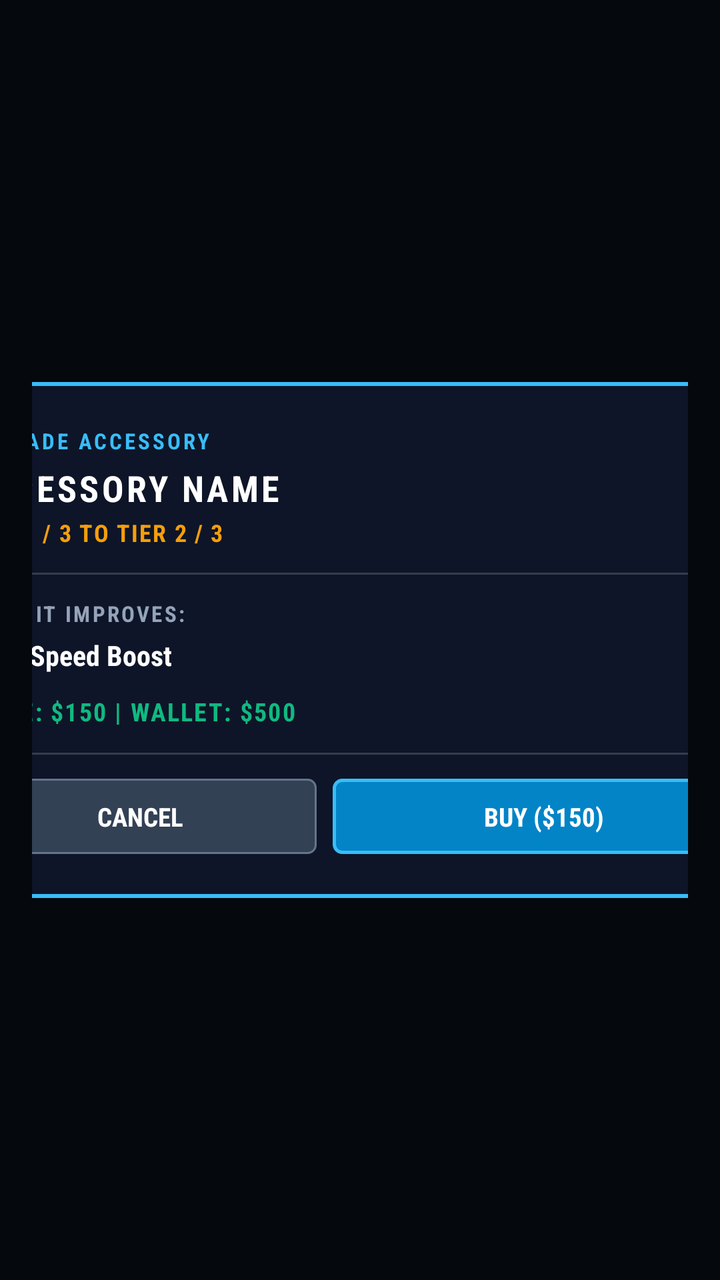
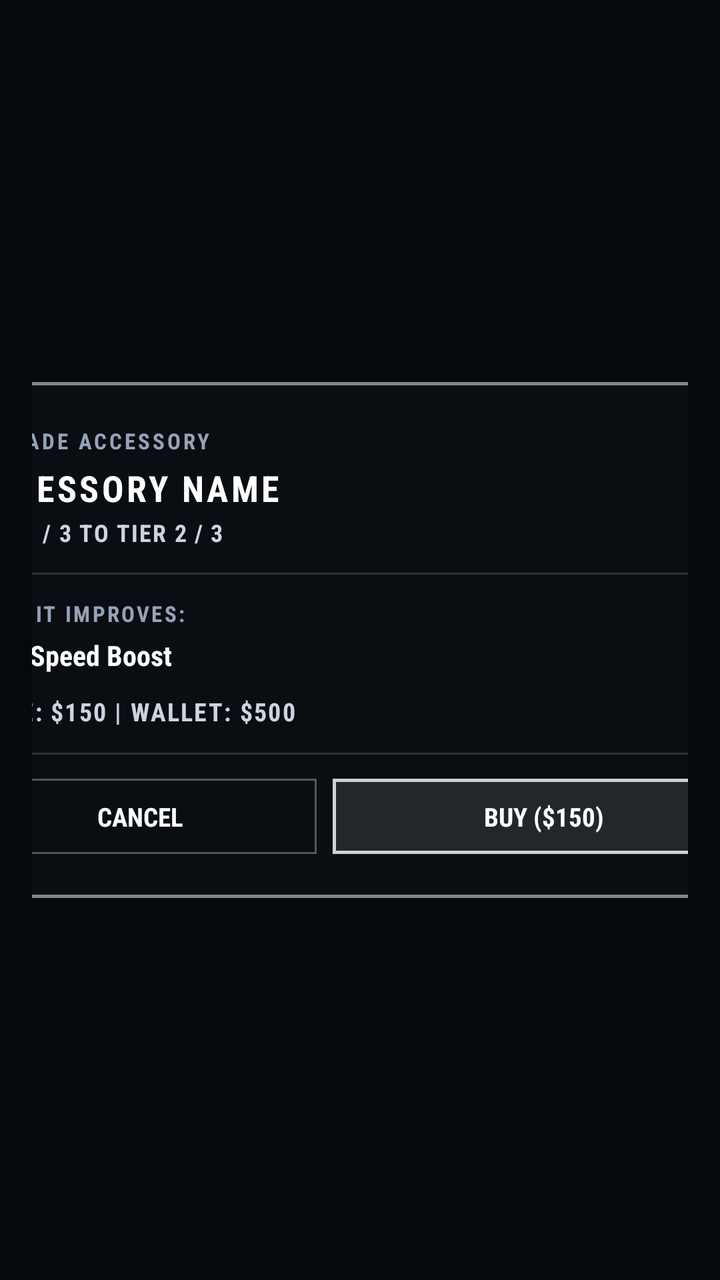

Two renders of the same Android screen: before a commit and after it. Below are the layout's source before the change and the commit's diff.
<!-- AndroidManifest.xml: application theme Theme.NightRider.FullScreen -->
<!-- res/layout/dialog_upgrade_pop_up.xml -->
<?xml version="1.0" encoding="utf-8"?>
<LinearLayout
    xmlns:android="http://schemas.android.com/apk/res/android"
    android:layout_width="match_parent"
    android:layout_height="wrap_content"
    android:gravity="center"
    android:padding="16dp">

    <LinearLayout
        android:layout_width="440dp"
        android:layout_height="wrap_content"
        android:orientation="vertical"
        android:background="@drawable/bg_dialog_theme"
        android:padding="22dp">

        
        <TextView
            android:id="@+id/tv_popup_tag"
            android:layout_width="wrap_content"
            android:layout_height="wrap_content"
            android:text="UPGRADE ACCESSORY"
            android:textColor="#38BDF8"
            android:textSize="11sp"
            android:textStyle="bold"
            android:fontFamily="sans-serif-condensed"
            android:letterSpacing="0.12" />

        
        <TextView
            android:id="@+id/tv_popup_part_name"
            android:layout_width="wrap_content"
            android:layout_height="wrap_content"
            android:text="ACCESSORY NAME"
            android:textColor="#FFFFFF"
            android:textSize="18sp"
            android:textStyle="bold"
            android:fontFamily="sans-serif-condensed"
            android:letterSpacing="0.08"
            android:layout_marginTop="4dp" />

        
        <TextView
            android:id="@+id/tv_popup_tier"
            android:layout_width="wrap_content"
            android:layout_height="wrap_content"
            android:text="TIER 1 / 3 TO TIER 2 / 3"
            android:textColor="#F59E0B"
            android:textSize="12sp"
            android:textStyle="bold"
            android:fontFamily="sans-serif-condensed"
            android:letterSpacing="0.06"
            android:layout_marginTop="2dp" />

        
        <View
            android:layout_width="match_parent"
            android:layout_height="1dp"
            android:background="#33CBD5E1"
            android:layout_marginVertical="12dp" />

        
        <TextView
            android:layout_width="wrap_content"
            android:layout_height="wrap_content"
            android:text="WHAT IT IMPROVES:"
            android:textColor="#94A3B8"
            android:textSize="11sp"
            android:textStyle="bold"
            android:fontFamily="sans-serif-condensed"
            android:letterSpacing="0.10" />

        <TextView
            android:id="@+id/tv_popup_benefit"
            android:layout_width="match_parent"
            android:layout_height="wrap_content"
            android:text="+12% Speed Boost"
            android:textColor="#FFFFFF"
            android:textSize="14sp"
            android:textStyle="bold"
            android:fontFamily="sans-serif-condensed"
            android:layout_marginTop="4dp"
            android:layout_marginBottom="10dp" />

        
        <TextView
            android:id="@+id/tv_popup_cost_wallet"
            android:layout_width="wrap_content"
            android:layout_height="wrap_content"
            android:text="PRICE: $150 | WALLET: $500"
            android:textColor="#10B981"
            android:textSize="12.5sp"
            android:textStyle="bold"
            android:fontFamily="sans-serif-condensed"
            android:letterSpacing="0.06" />

        
        <View
            android:layout_width="match_parent"
            android:layout_height="1dp"
            android:background="#33CBD5E1"
            android:layout_marginVertical="12dp" />

        
        <LinearLayout
            android:layout_width="match_parent"
            android:layout_height="wrap_content"
            android:orientation="horizontal"
            android:gravity="center_vertical">

            <TextView
                android:id="@+id/btn_popup_cancel"
                android:layout_width="0dp"
                android:layout_height="wrap_content"
                android:layout_weight="1"
                android:text="CANCEL"
                android:textColor="#FFFFFF"
                android:textSize="13sp"
                android:textStyle="bold"
                android:fontFamily="sans-serif-condensed"
                android:gravity="center"
                android:paddingVertical="10dp"
                android:layout_marginEnd="8dp"
                android:background="@drawable/bg_btn_dialog_cancel"
                android:clickable="true"
                android:focusable="true" />

            <TextView
                android:id="@+id/btn_popup_buy"
                android:layout_width="0dp"
                android:layout_height="wrap_content"
                android:layout_weight="1.2"
                android:text="BUY ($150)"
                android:textColor="#FFFFFF"
                android:textSize="13sp"
                android:textStyle="bold"
                android:fontFamily="sans-serif-condensed"
                android:gravity="center"
                android:paddingVertical="10dp"
                android:background="@drawable/bg_btn_dialog_buy"
                android:clickable="true"
                android:focusable="true" />

        </LinearLayout>

    </LinearLayout>

</LinearLayout>
<!-- resources referenced by this layout -->
<resources>
  <!-- drawable bg_btn_dialog_buy (drawable) -->
  <?xml version="1.0" encoding="utf-8"?>
  <selector xmlns:android="http://schemas.android.com/apk/res/android">
      <item android:state_pressed="true">
          <shape android:shape="rectangle">
              <solid android:color="#FF0369A1" />
              <stroke android:width="1.5dp" android:color="#FF7DD3FC" />
              <corners android:radius="4dp" />
          </shape>
      </item>
      <item>
          <shape android:shape="rectangle">
              <solid android:color="#FF0284C7" />
              <stroke android:width="1.5dp" android:color="#FF38BDF8" />
              <corners android:radius="4dp" />
          </shape>
      </item>
  </selector>
  <!-- drawable bg_btn_dialog_cancel (drawable) -->
  <?xml version="1.0" encoding="utf-8"?>
  <selector xmlns:android="http://schemas.android.com/apk/res/android">
      <item android:state_pressed="true">
          <shape android:shape="rectangle">
              <solid android:color="#FF1E293B" />
              <stroke android:width="1dp" android:color="#FF94A3B8" />
              <corners android:radius="4dp" />
          </shape>
      </item>
      <item>
          <shape android:shape="rectangle">
              <solid android:color="#FF334155" />
              <stroke android:width="1dp" android:color="#FF64748B" />
              <corners android:radius="4dp" />
          </shape>
      </item>
  </selector>
  <!-- drawable bg_dialog_theme (drawable) -->
  <?xml version="1.0" encoding="utf-8"?>
  <shape xmlns:android="http://schemas.android.com/apk/res/android"
      android:shape="rectangle">
      <solid android:color="#F20F172A" />
      <stroke
          android:width="2dp"
          android:color="#FF38BDF8" />
      <corners android:radius="4dp" />
  </shape>
  <style name="Theme.NightRider.FullScreen" parent="Theme.AppCompat.NoActionBar">
          <item name="android:windowNoTitle">true</item>
          <item name="android:windowActionBar">false</item>
          <item name="android:windowFullscreen">true</item>
          <item name="android:windowContentOverlay">@null</item>
          <item name="android:windowBackground">#05080C</item>
          <item name="android:windowLayoutInDisplayCutoutMode">shortEdges</item>
          <item name="android:windowTranslucentStatus">true</item>
          <item name="android:windowTranslucentNavigation">true</item>
          <item name="android:navigationBarColor">@android:color/transparent</item>
          <item name="android:statusBarColor">@android:color/transparent</item>
          <item name="android:windowDrawsSystemBarBackgrounds">true</item>
          <item name="android:fitsSystemWindows">false</item>
          <item name="android:windowAnimationStyle">@style/NightRiderActivityAnimation</item>
      </style>
  <style name="NightRiderActivityAnimation" parent="@android:style/Animation.Activity">
          <item name="android:activityOpenEnterAnimation">@android:anim/fade_in</item>
          <item name="android:activityOpenExitAnimation">@android:anim/fade_out</item>
          <item name="android:activityCloseEnterAnimation">@android:anim/fade_in</item>
          <item name="android:activityCloseExitAnimation">@android:anim/fade_out</item>
      </style>
</resources>

<!-- the commit's change to res/layout/dialog_upgrade_pop_up.xml (unified diff, before → after) -->
@@ -19,7 +19,7 @@
             android:layout_width="wrap_content"
             android:layout_height="wrap_content"
             android:text="UPGRADE ACCESSORY"
-            android:textColor="#38BDF8"
+            android:textColor="#94A3B8"
             android:textSize="11sp"
             android:textStyle="bold"
             android:fontFamily="sans-serif-condensed"
@@ -44,7 +44,7 @@
             android:layout_width="wrap_content"
             android:layout_height="wrap_content"
             android:text="TIER 1 / 3 TO TIER 2 / 3"
-            android:textColor="#F59E0B"
+            android:textColor="#CBD5E1"
             android:textSize="12sp"
             android:textStyle="bold"
             android:fontFamily="sans-serif-condensed"
@@ -55,7 +55,7 @@
         <View
             android:layout_width="match_parent"
             android:layout_height="1dp"
-            android:background="#33CBD5E1"
+            android:background="#26FFFFFF"
             android:layout_marginVertical="12dp" />
 
         
@@ -87,7 +87,7 @@
             android:layout_width="wrap_content"
             android:layout_height="wrap_content"
             android:text="PRICE: $150 | WALLET: $500"
-            android:textColor="#10B981"
+            android:textColor="#CBD5E1"
             android:textSize="12.5sp"
             android:textStyle="bold"
             android:fontFamily="sans-serif-condensed"
@@ -97,7 +97,7 @@
         <View
             android:layout_width="match_parent"
             android:layout_height="1dp"
-            android:background="#33CBD5E1"
+            android:background="#26FFFFFF"
             android:layout_marginVertical="12dp" />
 
         
<!-- resource entries referenced after the edit -->
@@ -5,16 +5,14 @@
   <selector xmlns:android="http://schemas.android.com/apk/res/android">
       <item android:state_pressed="true">
           <shape android:shape="rectangle">
-              <solid android:color="#FF0369A1" />
-              <stroke android:width="1.5dp" android:color="#FF7DD3FC" />
-              <corners android:radius="4dp" />
+              <solid android:color="#66FFFFFF" />
+              <stroke android:width="1.5dp" android:color="#FFFFFFFF" />
           </shape>
       </item>
       <item>
           <shape android:shape="rectangle">
-              <solid android:color="#FF0284C7" />
-              <stroke android:width="1.5dp" android:color="#FF38BDF8" />
-              <corners android:radius="4dp" />
+              <solid android:color="#1AFFFFFF" />
+              <stroke android:width="1.5dp" android:color="#CCFFFFFF" />
           </shape>
       </item>
   </selector>
@@ -23,16 +21,14 @@
   <selector xmlns:android="http://schemas.android.com/apk/res/android">
       <item android:state_pressed="true">
           <shape android:shape="rectangle">
-              <solid android:color="#FF1E293B" />
-              <stroke android:width="1dp" android:color="#FF94A3B8" />
-              <corners android:radius="4dp" />
+              <solid android:color="#33FFFFFF" />
+              <stroke android:width="1dp" android:color="#99FFFFFF" />
           </shape>
       </item>
       <item>
           <shape android:shape="rectangle">
-              <solid android:color="#FF334155" />
-              <stroke android:width="1dp" android:color="#FF64748B" />
-              <corners android:radius="4dp" />
+              <solid android:color="#00000000" />
+              <stroke android:width="1dp" android:color="#4DFFFFFF" />
           </shape>
       </item>
   </selector>
@@ -40,11 +36,10 @@
   <?xml version="1.0" encoding="utf-8"?>
   <shape xmlns:android="http://schemas.android.com/apk/res/android"
       android:shape="rectangle">
-      <solid android:color="#F20F172A" />
+      <solid android:color="#F20B0F14" />
       <stroke
-          android:width="2dp"
-          android:color="#FF38BDF8" />
-      <corners android:radius="4dp" />
+          android:width="1.5dp"
+          android:color="#80FFFFFF" />
   </shape>
   <style name="Theme.NightRider.FullScreen" parent="Theme.AppCompat.NoActionBar">
           <item name="android:windowNoTitle">true</item>
